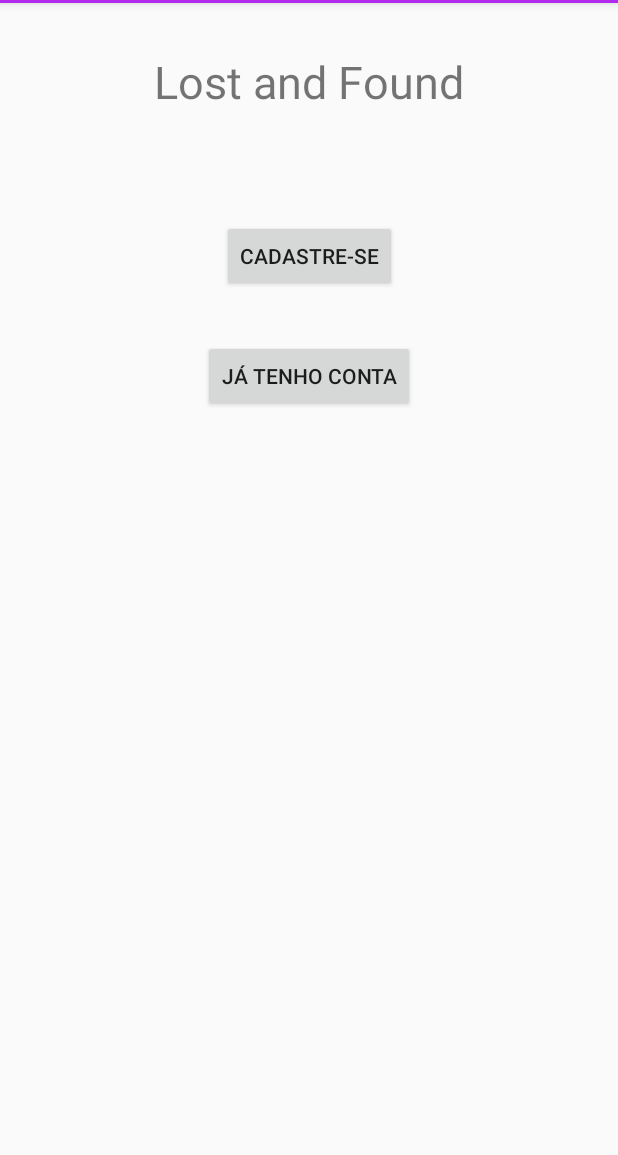
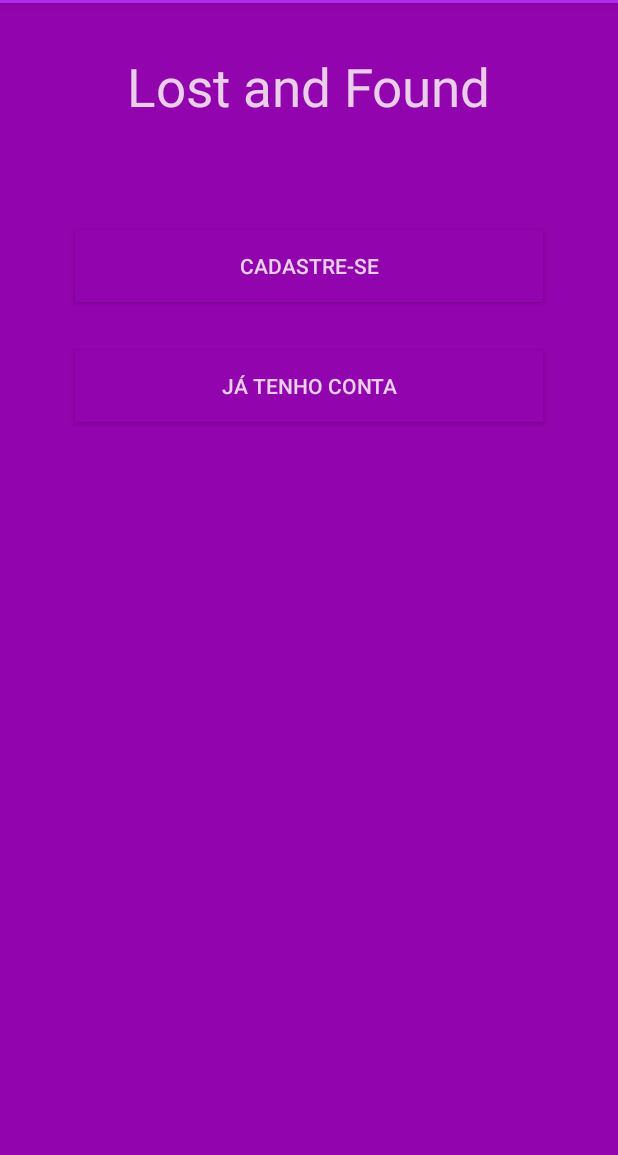
Before and after one commit to eraldoakosoft/LF, an Android app: the screen it shows after launch (MainActivity), on a phone screen of 412 x 824 dp, the part 81-1236 px from its top. Run offline under Robolectric (Android 15) with nearby library versions, the phone set to English and light mode, and no system bars; our stand-ins replace Firebase (no records; nobody signed in at launch, a user with empty details on screens opened directly).

Commit message:
Alterei cor

```diff
--- a/app/src/main/java/com/example/lostfound/CadastroActivity.java
+++ b/app/src/main/java/com/example/lostfound/CadastroActivity.java
@@ -51,7 +51,7 @@ public class CadastroActivity extends AppCompatActivity {
                 // VALIDAR SE OS CAMPOS FORAM PREENCHIDOS
                 if (!textoNome.isEmpty()){
                     if(!textoEmail.isEmpty()){
-                        if(!textoSenha.isEmpty() && (textoSenha.equals(textoConfirmaSenha))){
+                        if(!textoSenha.isEmpty()){
                             //SE TODOS OS CAMPOS ESTIVEREM PREENCHIDOS
                             usuario = new Usuario();
                             usuario.setEmail(textoEmail);
--- a/app/src/main/res/layout/activity_main.xml
+++ b/app/src/main/res/layout/activity_main.xml
@@ -4,7 +4,8 @@
     xmlns:tools="http://schemas.android.com/tools"
     android:layout_width="match_parent"
     android:layout_height="match_parent"
-    tools:context=".MainActivity">
+    tools:context=".MainActivity"
+    android:background="@color/colorPrimaryDark">
 
     <TextView
         android:id="@+id/textView3"
@@ -12,32 +13,43 @@
         android:layout_height="wrap_content"
         android:layout_marginTop="32dp"
         android:text="Lost and Found"
-        android:textSize="30sp"
+        android:textSize="35sp"
         app:layout_constraintBottom_toTopOf="@+id/button"
         app:layout_constraintLeft_toLeftOf="parent"
         app:layout_constraintRight_toRightOf="parent"
-        app:layout_constraintTop_toTopOf="parent" />
+        app:layout_constraintTop_toTopOf="parent"
+        android:background="@color/colorPrimaryDark"
+        android:textColor="@color/colorAccent"/>
 
     <Button
         android:id="@+id/button"
-        android:layout_width="wrap_content"
+        android:layout_width="0dp"
         android:layout_height="wrap_content"
+        android:layout_marginStart="50dp"
         android:layout_marginTop="72dp"
+        android:layout_marginEnd="50dp"
         android:onClick="btnCadastar"
         android:text="CADASTRE-SE"
         app:layout_constraintEnd_toEndOf="parent"
         app:layout_constraintStart_toStartOf="parent"
-        app:layout_constraintTop_toBottomOf="@+id/textView3" />
+        app:layout_constraintTop_toBottomOf="@+id/textView3"
+        android:background="@color/colorPrimaryDark"
+        android:textColor="@color/colorAccent"
+        />
 
     <Button
         android:id="@+id/button2"
-        android:layout_width="wrap_content"
+        android:layout_width="0dp"
         android:layout_height="wrap_content"
+        android:layout_marginStart="50dp"
         android:layout_marginTop="32dp"
+        android:layout_marginEnd="50dp"
+        android:background="@color/colorPrimaryDark"
         android:onClick="btnEntrar"
         android:text="jÁ TENHO CONTA"
         app:layout_constraintEnd_toEndOf="parent"
         app:layout_constraintStart_toStartOf="parent"
-        app:layout_constraintTop_toBottomOf="@+id/button" />
+        app:layout_constraintTop_toBottomOf="@+id/button"
+        android:textColor="@color/colorAccent"/>
 
 </androidx.constraintlayout.widget.ConstraintLayout>
--- a/app/src/main/res/values/colors.xml
+++ b/app/src/main/res/values/colors.xml
@@ -2,5 +2,5 @@
 <resources>
     <color name="colorPrimary">#DDAA0EF1</color>
     <color name="colorPrimaryDark">#9204AD</color>
-    <color name="colorAccent">#D81B60</color>
+    <color name="colorAccent">#EBCFEA</color>
 </resources>
```
